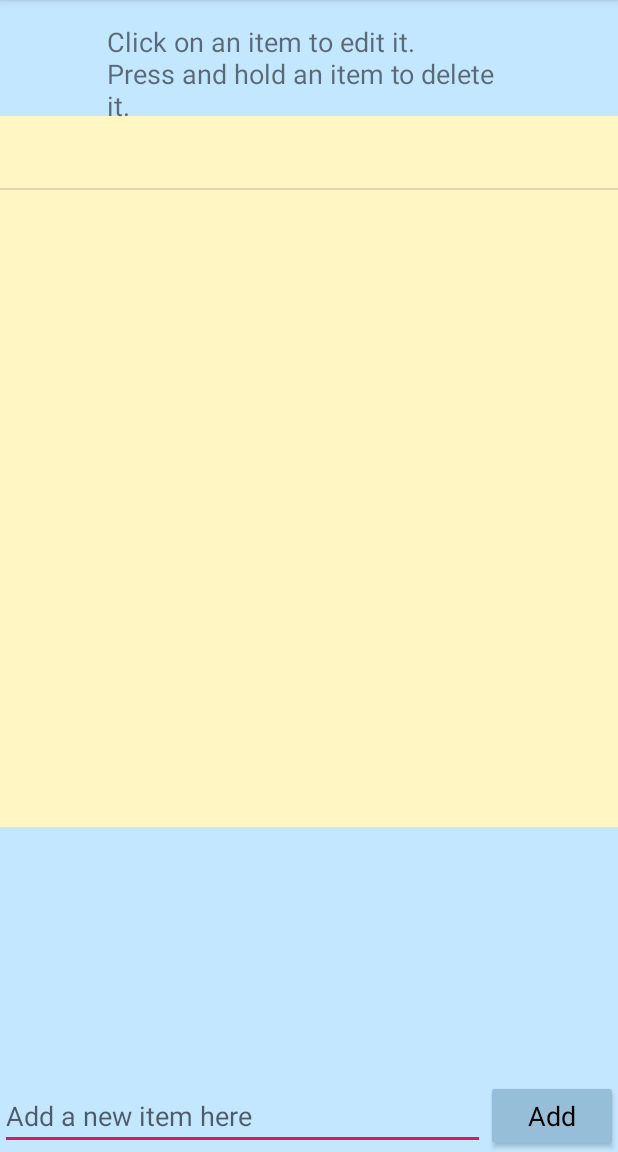
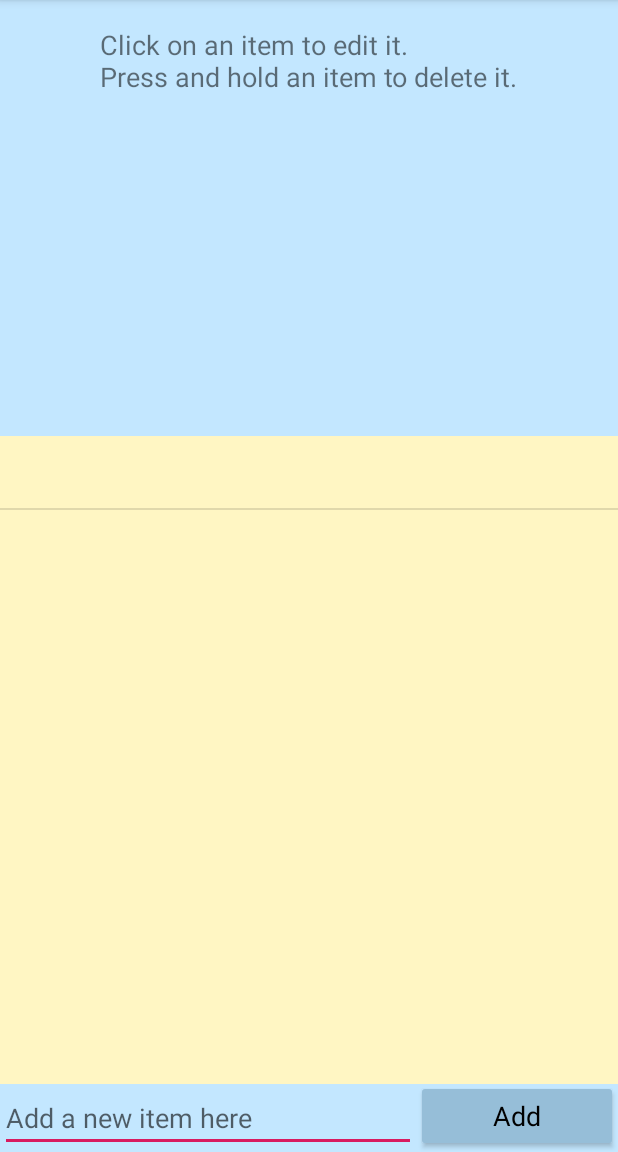
Before and after one commit to dgonz271/ToDoApp, an Android app: the screen it shows after launch (MainActivity), after a tap on "Add", on a phone screen of 412 x 824 dp, the part 84-1236 px from its top. Run offline under Robolectric (Android 15) with nearby library versions, the phone set to English and light mode, and no system bars; Roboto replaces fonts that are not available here.

Commit message:
Latest revision

```diff
--- a/app/src/main/res/layout/activity_main.xml
+++ b/app/src/main/res/layout/activity_main.xml
@@ -14,8 +14,10 @@
         android:layout_height="wrap_content"
         android:layout_alignParentEnd="true"
         android:layout_alignParentBottom="true"
+        android:layout_marginStart="0dp"
         android:layout_marginEnd="0dp"
         android:layout_marginBottom="0dp"
+        android:layout_toEndOf="@+id/new_item_text"
         android:backgroundTint="@color/dark_light_blue"
         android:onClick="onAddItem"
         android:outlineProvider="background"
@@ -26,21 +28,26 @@
     <ListView
         android:id="@+id/lv_items"
         android:layout_width="match_parent"
-        android:layout_height="474dp"
+        android:layout_height="430dp"
+        android:layout_above="@+id/new_item_text"
+        android:layout_alignTop="@+id/add_item_button"
         android:layout_alignParentStart="true"
-        android:layout_alignParentTop="true"
+        android:layout_alignParentEnd="true"
         android:layout_marginStart="0dp"
-        android:layout_marginTop="77dp"
+        android:layout_marginTop="-429dp"
+        android:layout_marginEnd="0dp"
+        android:layout_marginBottom="0dp"
         android:background="@color/light_yellow"
         android:scrollbars="vertical" />
 
     <EditText
         android:id="@+id/new_item_text"
-        android:layout_width="323dp"
+        android:layout_width="277dp"
         android:layout_height="wrap_content"
         android:layout_alignParentStart="true"
         android:layout_alignParentBottom="true"
-        android:layout_marginBottom="1dp"
+        android:layout_marginStart="0dp"
+        android:layout_marginBottom="0dp"
         android:ems="10"
         android:fontFamily="@font/anaheim"
         android:hint="Add a new item here"
@@ -50,12 +57,9 @@
         android:id="@+id/textView"
         android:layout_width="wrap_content"
         android:layout_height="wrap_content"
-        android:layout_alignParentStart="true"
         android:layout_alignParentTop="true"
-        android:layout_alignParentEnd="true"
-        android:layout_marginStart="71dp"
-        android:layout_marginTop="15dp"
-        android:layout_marginEnd="70dp"
+        android:layout_centerHorizontal="true"
+        android:layout_marginTop="17dp"
         android:fontFamily="@font/alegreya_sans_sc_medium"
         android:text="Click on an item to edit it.\nPress and hold an item to delete it."
         android:textSize="18sp" />
```
